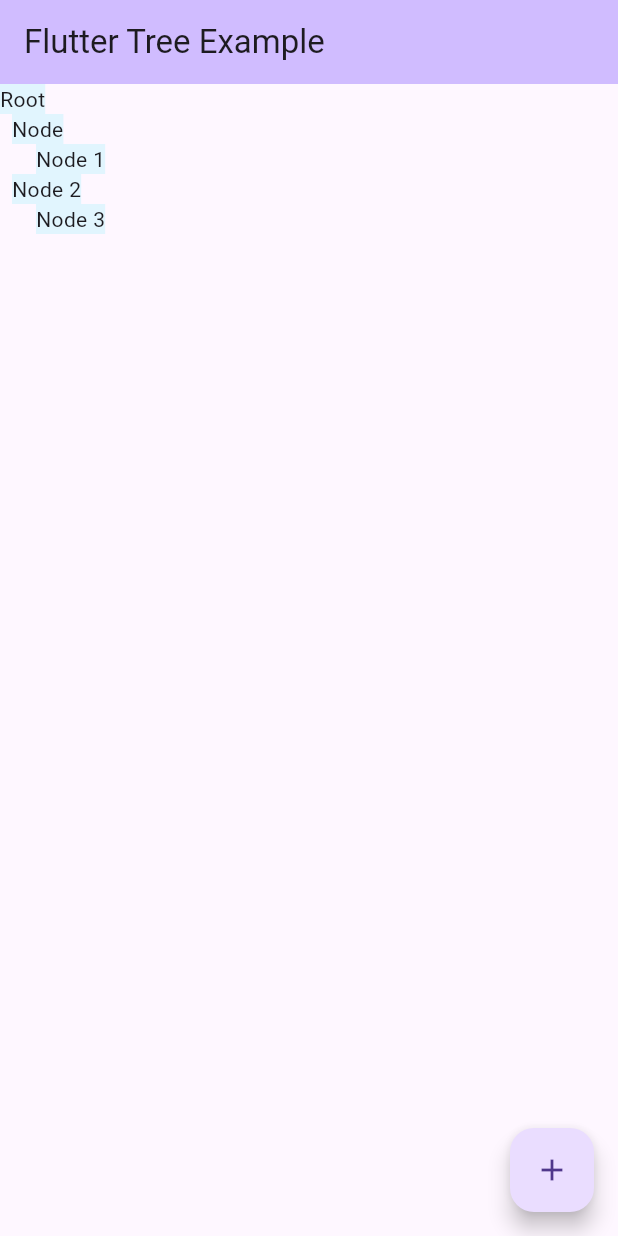
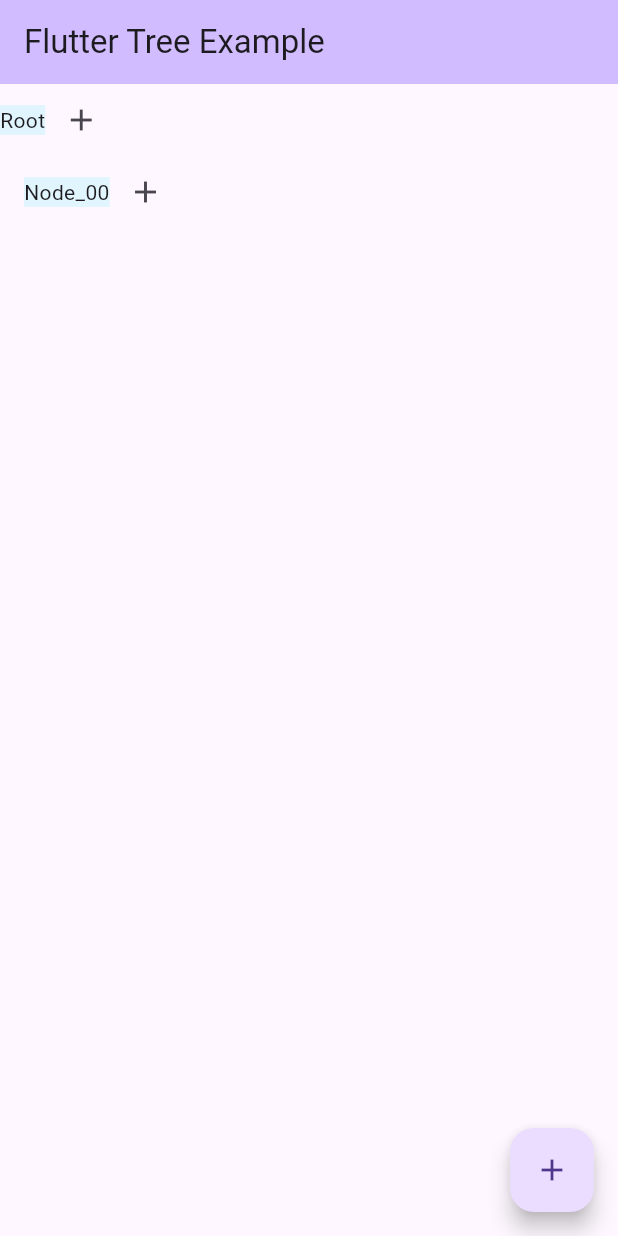
Before and after one commit to kboomska/flutter_tree, a Flutter app: the screen it shows after launch, after a tap on the "add" icon, on a phone screen of 412 x 824 dp. Run offline on Flutter 3.47's test engine with Material 2 defaults, Android fonts, the phone set to English and light mode, and no system bars.

Commit message:
Adding nodes to tree

```diff
--- a/lib/main.dart
+++ b/lib/main.dart
@@ -36,26 +36,6 @@ class _MyHomePageState extends State<MyHomePage> {
   @override
   Widget build(BuildContext context) {
     final root = EventTree.root(WizardEventModel.blank('Root'));
-    final node = EventTree.node(
-      WizardEventModel.blank('Node'),
-      parent: root,
-    );
-    final node1 = EventTree.node(
-      WizardEventModel.blank('Node 1'),
-      parent: node,
-    );
-    final node2 = EventTree.node(
-      WizardEventModel.blank('Node 2'),
-      parent: root,
-    );
-    final node3 = EventTree.node(
-      WizardEventModel.blank('Node 3'),
-      parent: node2,
-    );
-
-    root.printTree();
-
-    print(root.toJson());
 
     return Scaffold(
       appBar: AppBar(
@@ -66,14 +46,16 @@ class _MyHomePageState extends State<MyHomePage> {
         child: EventTreeWidget(event: root),
       ),
       floatingActionButton: FloatingActionButton(
-        onPressed: () {},
+        onPressed: () {
+          print(root.toJson());
+        },
         child: const Icon(Icons.add),
       ),
     );
   }
 }
 
-class EventTreeWidget extends StatelessWidget {
+class EventTreeWidget extends StatefulWidget {
   const EventTreeWidget({
     super.key,
     required this.event,
@@ -82,24 +64,48 @@ class EventTreeWidget extends StatelessWidget {
   final EventTree event;
 
   @override
+  State<EventTreeWidget> createState() => _EventTreeWidgetState();
+}
+
+class _EventTreeWidgetState extends State<EventTreeWidget> {
+  @override
   Widget build(BuildContext context) {
     return Padding(
-      padding: EdgeInsets.only(left: event.level * 8),
+      padding: EdgeInsets.only(left: widget.event.level * 16),
       child: Column(
         crossAxisAlignment: CrossAxisAlignment.start,
         children: [
-          Container(
-            decoration: BoxDecoration(
-              color: Colors.lightBlue[50],
-            ),
-            child: Text(event.value.title),
+          Row(
+            children: [
+              Container(
+                decoration: BoxDecoration(
+                  color: Colors.lightBlue[50],
+                ),
+                child: Text(widget.event.value.title),
+              ),
+              IconButton(
+                onPressed: () {
+                  widget.event.addChild(
+                    EventTree(
+                      WizardEventModel.blank(
+                        'Node_${widget.event.level}${widget.event.children.length}',
+                      ),
+                    ),
+                  );
+                  setState(() {});
+                },
+                icon: const Icon(Icons.add),
+              )
+            ],
           ),
           ListView.builder(
             shrinkWrap: true,
             physics: const ScrollPhysics(),
-            itemCount: event.children.length,
+            itemCount: widget.event.children.length,
             itemBuilder: (context, index) {
-              return EventTreeWidget(event: event.children[index] as EventTree);
+              return EventTreeWidget(
+                event: widget.event.children[index] as EventTree,
+              );
             },
           ),
         ],
--- a/lib/model/event_tree.dart
+++ b/lib/model/event_tree.dart
@@ -4,19 +4,19 @@ import 'package:tree/model/event_model.dart';
 import 'package:tree/model/tree_node.dart';
 
 /// Класс узла События в Дереве Событий в Визарда.
-sealed class EventTree extends TreeNode<WizardEventModel> {
+final class EventTree extends TreeNode<WizardEventModel> {
   /// Класс узла События в Дереве Событий в Визарда.
   EventTree(super.value, {super.parent});
 
   /// Корневой узел События в Дереве Событий в Визарда.
   factory EventTree.root(WizardEventModel value) => RootEventTree(value);
 
-  /// Узел События в Дереве Событий в Визарда (не корневой).
-  factory EventTree.node(
-    WizardEventModel value, {
-    required EventTree parent,
-  }) =>
-      NodeEventTree(value, parent: parent);
+  // /// Узел События в Дереве Событий в Визарда (не корневой).
+  // factory EventTree.node(
+  //   WizardEventModel value, {
+  //   required EventTree parent,
+  // }) =>
+  //     NodeEventTree(value, parent: parent);
 
   @override
   String toString() => '$EventTree(title: ${value.title}'
--- a/lib/model/tree_node.dart
+++ b/lib/model/tree_node.dart
@@ -13,7 +13,7 @@ abstract base class TreeNode<T> {
 
   /// Класс для узла небинарного Дерева.
   TreeNode(this.value, {this.parent}) : children = [] {
-    parent?._addChild(this);
+    parent?.addChild(this);
   }
 
   /// Проверка на корневой узел.
@@ -23,7 +23,7 @@ abstract base class TreeNode<T> {
   int get level => isRoot ? 0 : parent!.level + 1;
 
   /// Добавление дочернего узла Дерева.
-  void _addChild(TreeNode<T> child) {
+  void addChild(TreeNode<T> child) {
     child.parent = this;
     children.add(child);
   }
```
